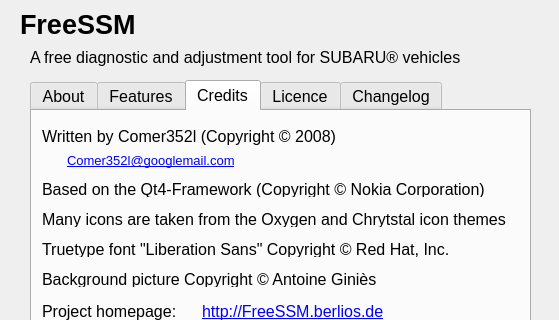
Comer352L/FreeSSM, file ui/About.ui: the form before one commit; both pictures show x 0 to 559 and y 0 to 320 of the 559 by 525 pixel window.
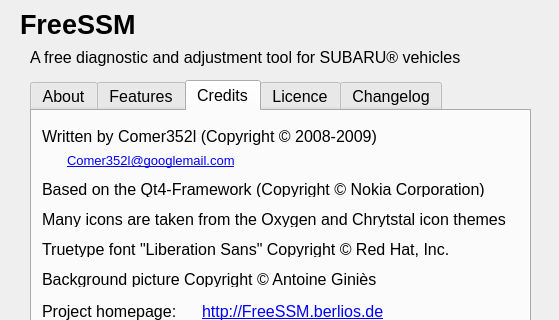
The form after the commit. The open tabs and pages were chosen to show the change.

Commit message: Updated copyright dates

```diff
--- a/ui/About.ui
+++ b/ui/About.ui
@@ -566,7 +566,7 @@
       </font>
      </property>
      <property name="text" >
-      <string>Written by Comer352l (Copyright © 2008)</string>
+      <string>Written by Comer352l (Copyright © 2008-2009)</string>
      </property>
     </widget>
     <widget class="QLabel" name="email_label" >
```
The commit also changes 52 other files.
